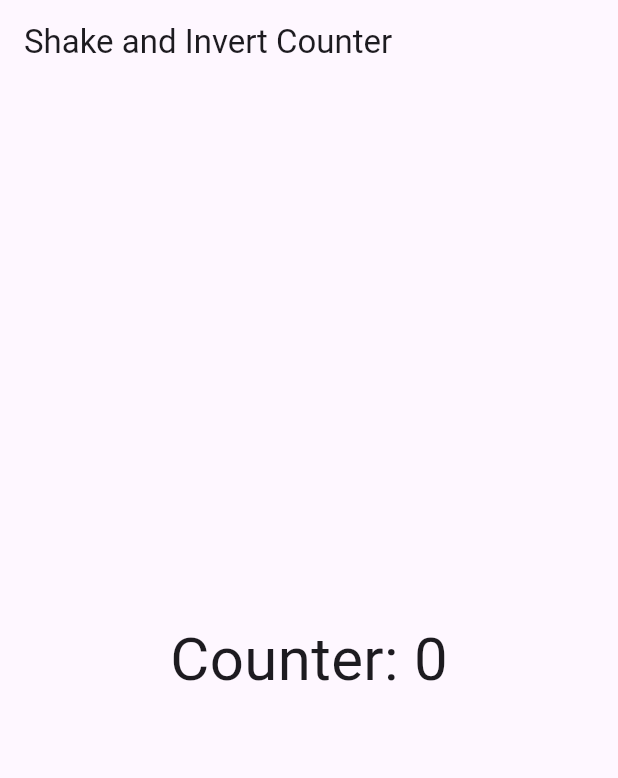
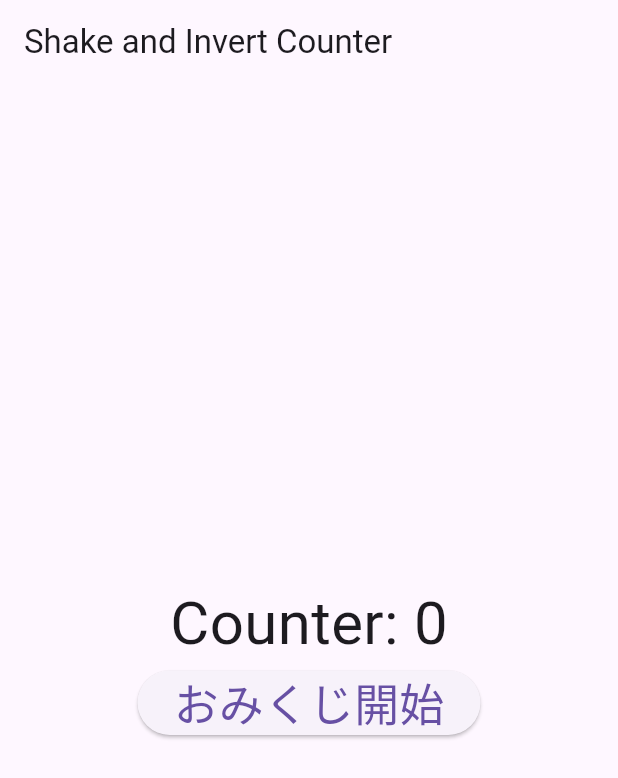
Before and after one commit to oka-teruhiro/sanchu6d, a Flutter app: the screen it shows after launch, on a phone screen of 412 x 824 dp. Shown: the top 778 px of the screen. Run offline on Flutter 3.47's test engine with Material 3 defaults, Android fonts, the phone set to English and light mode, and no system bars; our stand-ins replace sensors_plus.

Commit message:
3: おみくじ開始ボタン追加

```diff
--- a/lib/main.dart
+++ b/lib/main.dart
@@ -32,7 +32,7 @@ class _ShakeAndInvertCounterState extends State<ShakeAndInvertCounter> {
   @override
   void initState() {
     super.initState();
-    _startListening();
+    //_startListening();
   }
 
   void _startListening() {
@@ -48,13 +48,16 @@ class _ShakeAndInvertCounterState extends State<ShakeAndInvertCounter> {
       }
     });
 
-    accelerometerEventStream().listen((AccelerometerEvent event) {
-      if (_isInverted && event.z < -9.8) {
+    accelerometerEventStream().listen(
+            (AccelerometerEvent event) {
+      if (_isInverted && event.z < -7) {
+
         setState(() {
           _counter++;
         });
-      }
-    });
+      } //
+    }
+    );
   }
 
   @override
@@ -64,9 +67,24 @@ class _ShakeAndInvertCounterState extends State<ShakeAndInvertCounter> {
         title: const Text('Shake and Invert Counter'),
       ),
       body: Center(
-        child: Text(
-          'Counter: $_counter',
-          style: const TextStyle(fontSize: 40),
+        child: Column(
+          mainAxisAlignment: MainAxisAlignment.center,
+          mainAxisSize: MainAxisSize.min,
+          children: [
+            Text(
+              'Counter: $_counter',
+              style: const TextStyle(fontSize: 40),
+            ),
+            ElevatedButton(
+              onPressed: () {
+                _startListening();
+              },
+              child: Text(
+                'おみくじ開始',
+                style: TextStyle(fontSize: 30),
+              ),
+            )
+          ],
         ),
       ),
     );
```
Also changed, not shown: lib/page_a.dart (added, +26 -0 lines).
